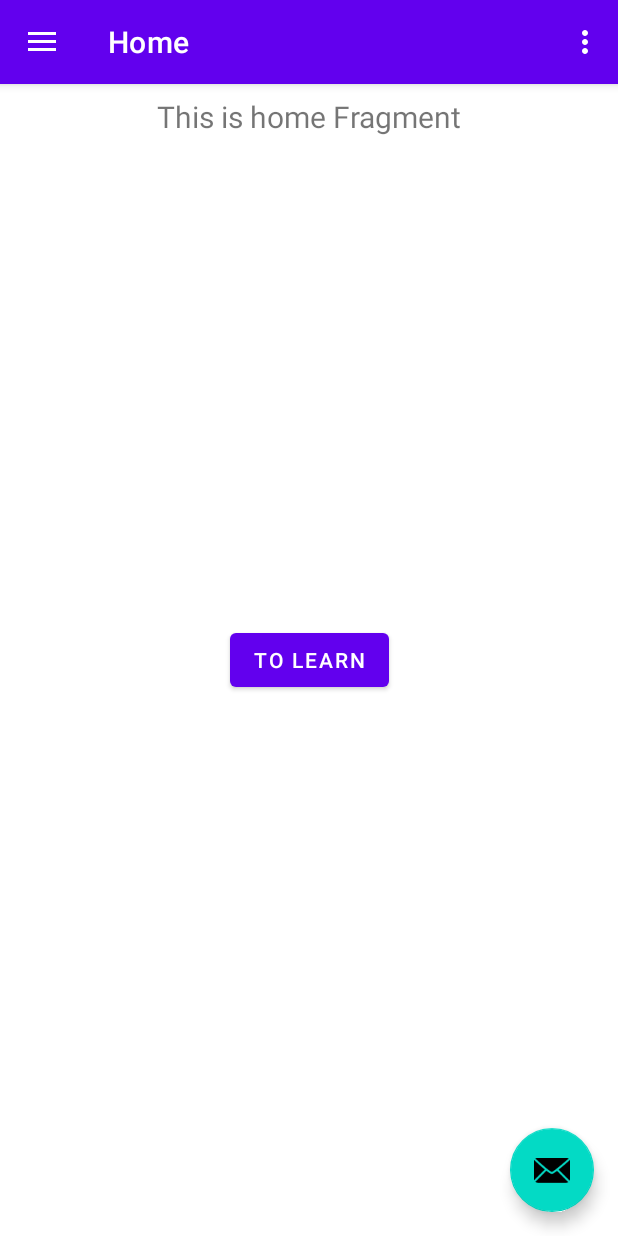
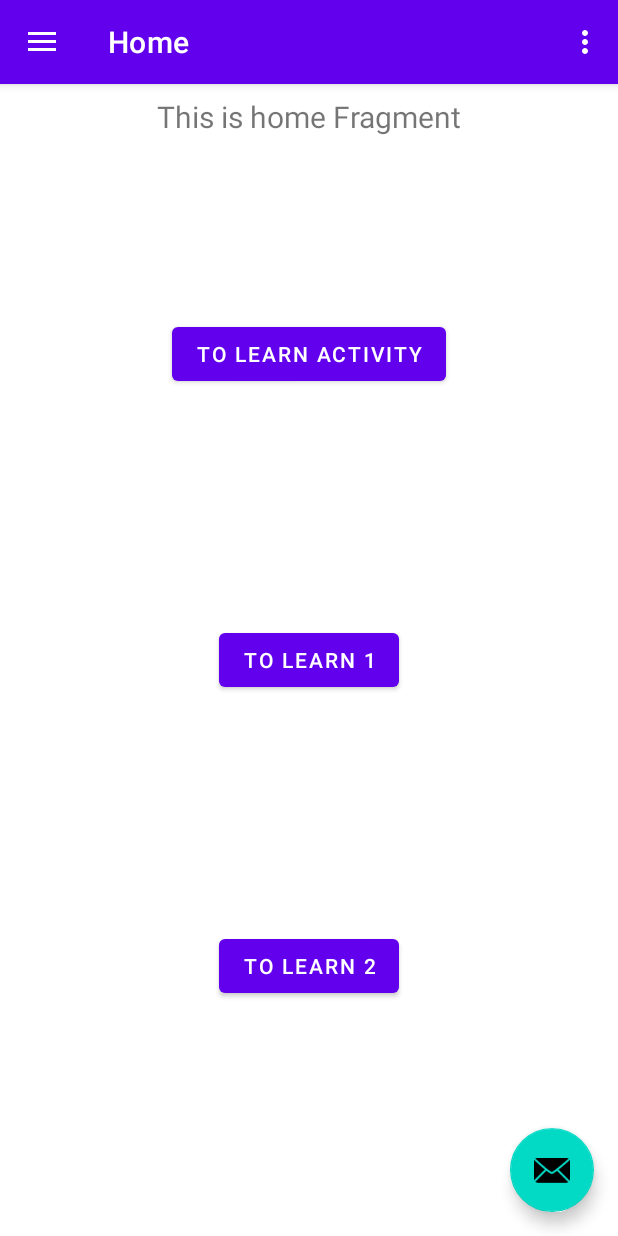
Before and after one commit to Archibaldo44/ArgsTest, an Android app: the screen it shows after launch (MainActivity), on a phone screen of 412 x 824 dp. Run offline under Robolectric (Android 15) with nearby library versions, the phone set to English and light mode, and no system bars; our stand-ins replace navigation-ui.

```diff
--- a/app/src/main/java/viby/testargs/ui/gallery/GalleryFragment.kt
+++ b/app/src/main/java/viby/testargs/ui/gallery/GalleryFragment.kt
@@ -38,7 +38,7 @@ class GalleryFragment : Fragment() {
         super.onViewCreated(view, savedInstanceState)
 
         binding.buttonToLearn.setOnClickListener {
-            findNavController().navigate(GalleryFragmentDirections.actionNavGalleryToLearnFragment())
+            findNavController().navigate(GalleryFragmentDirections.actionNavGalleryToLearnFragment(false))
         }
     }
 
--- a/app/src/main/java/viby/testargs/ui/home/HomeFragment.kt
+++ b/app/src/main/java/viby/testargs/ui/home/HomeFragment.kt
@@ -1,5 +1,6 @@
 package viby.testargs.ui.home
 
+import android.content.Intent
 import android.os.Bundle
 import android.view.LayoutInflater
 import android.view.View
@@ -8,6 +9,7 @@ import android.widget.TextView
 import androidx.fragment.app.Fragment
 import androidx.lifecycle.ViewModelProvider
 import androidx.navigation.fragment.findNavController
+import viby.testargs.LearnActivity
 import viby.testargs.databinding.FragmentHomeBinding
 
 class HomeFragment : Fragment() {
@@ -36,8 +38,16 @@ class HomeFragment : Fragment() {
     override fun onViewCreated(view: View, savedInstanceState: Bundle?) {
         super.onViewCreated(view, savedInstanceState)
 
-        binding.buttonToLearn.setOnClickListener {
+        binding.buttonToLearn1.setOnClickListener {
             findNavController().navigate(HomeFragmentDirections.actionNavHomeToLearnFragment())
+        }
+
+        binding.buttonToLearn2.setOnClickListener {
+            findNavController().navigate(HomeFragmentDirections.actionNavHomeToLearnFragment(true))
+        }
+
+        binding.buttonToLearnActivity.setOnClickListener {
+            startActivity(Intent(requireContext(), LearnActivity::class.java))
         }
     }
 
--- a/app/src/main/java/viby/testargs/ui/learn/LearnFragment.kt
+++ b/app/src/main/java/viby/testargs/ui/learn/LearnFragment.kt
@@ -6,9 +6,7 @@ import android.view.LayoutInflater
 import android.view.View
 import android.view.ViewGroup
 import androidx.fragment.app.Fragment
-import viby.testargs.R
 import viby.testargs.databinding.FragmentLearnBinding
-import viby.testargs.databinding.FragmentSlideshowBinding
 
 class LearnFragment : Fragment() {
 
@@ -27,7 +25,9 @@ class LearnFragment : Fragment() {
     override fun onViewCreated(view: View, savedInstanceState: Bundle?) {
         super.onViewCreated(view, savedInstanceState)
 
-        val specialCase = LearnFragmentArgs.fromBundle(requireArguments()).specialCase
+        val specialCase = arguments?.let {
+            LearnFragmentArgs.fromBundle(it).specialCase
+        } ?: false
         if (specialCase) {
             binding.root.setBackgroundColor(Color.CYAN)
         }
--- a/app/src/main/res/layout/fragment_home.xml
+++ b/app/src/main/res/layout/fragment_home.xml
@@ -20,12 +20,33 @@
         app:layout_constraintTop_toTopOf="parent" />
 
     <Button
-        android:id="@+id/button_to_learn"
+        android:id="@+id/button_to_learn_1"
         android:layout_width="wrap_content"
         android:layout_height="wrap_content"
-        android:text="to Learn"
+        android:text="to Learn 1"
         app:layout_constraintBottom_toBottomOf="parent"
         app:layout_constraintEnd_toEndOf="parent"
         app:layout_constraintStart_toStartOf="parent"
         app:layout_constraintTop_toTopOf="parent" />
+
+    <Button
+        android:id="@+id/button_to_learn_2"
+        android:layout_width="wrap_content"
+        android:layout_height="wrap_content"
+        android:text="to Learn 2"
+        app:layout_constraintBottom_toBottomOf="parent"
+        app:layout_constraintEnd_toEndOf="parent"
+        app:layout_constraintStart_toStartOf="parent"
+        app:layout_constraintTop_toBottomOf="@+id/button_to_learn_1" />
+
+    <Button
+        android:id="@+id/button_to_learn_activity"
+        android:layout_width="wrap_content"
+        android:layout_height="wrap_content"
+        android:text="to Learn Activity"
+        app:layout_constraintBottom_toTopOf="@+id/button_to_learn_1"
+        app:layout_constraintEnd_toEndOf="parent"
+        app:layout_constraintStart_toStartOf="parent"
+        app:layout_constraintTop_toTopOf="parent" />
+
 </androidx.constraintlayout.widget.ConstraintLayout>
--- a/app/src/main/res/navigation/mobile_navigation.xml
+++ b/app/src/main/res/navigation/mobile_navigation.xml
@@ -9,7 +9,7 @@
         android:id="@+id/nav_home"
         android:name="viby.testargs.ui.home.HomeFragment"
         android:label="@string/menu_home"
-        tools:layout="@layout/fragment_home" >
+        tools:layout="@layout/fragment_home">
         <action
             android:id="@+id/action_nav_home_to_learnFragment"
             app:destination="@id/learnFragment" />
@@ -19,7 +19,7 @@
         android:id="@+id/nav_gallery"
         android:name="viby.testargs.ui.gallery.GalleryFragment"
         android:label="@string/menu_gallery"
-        tools:layout="@layout/fragment_gallery" >
+        tools:layout="@layout/fragment_gallery">
         <action
             android:id="@+id/action_nav_gallery_to_learnFragment"
             app:destination="@id/learnFragment" />
@@ -29,7 +29,7 @@
         android:id="@+id/nav_slideshow"
         android:name="viby.testargs.ui.slideshow.SlideshowFragment"
         android:label="@string/menu_slideshow"
-        tools:layout="@layout/fragment_slideshow" >
+        tools:layout="@layout/fragment_slideshow">
         <action
             android:id="@+id/action_nav_slideshow_to_learnFragment"
             app:destination="@id/learnFragment" />
@@ -39,10 +39,10 @@
         android:id="@+id/learnFragment"
         android:name="viby.testargs.ui.learn.LearnFragment"
         android:label="fragment_learn"
-        tools:layout="@layout/fragment_learn" >
+        tools:layout="@layout/fragment_learn">
         <argument
             android:name="specialCase"
-            app:argType="boolean"
-            android:defaultValue="false" />
+            android:defaultValue="false"
+            app:argType="boolean" />
     </fragment>
 </navigation>
```
Also changed, not shown: app/src/main/AndroidManifest.xml (+7 -0 lines), app/src/main/java/viby/testargs/FragmentViewBindingDelegate.kt (added, +67 -0 lines), app/src/main/java/viby/testargs/LearnActivity.kt (added, +12 -0 lines), app/src/main/res/layout/activity_learn.xml (added, +13 -0 lines).
